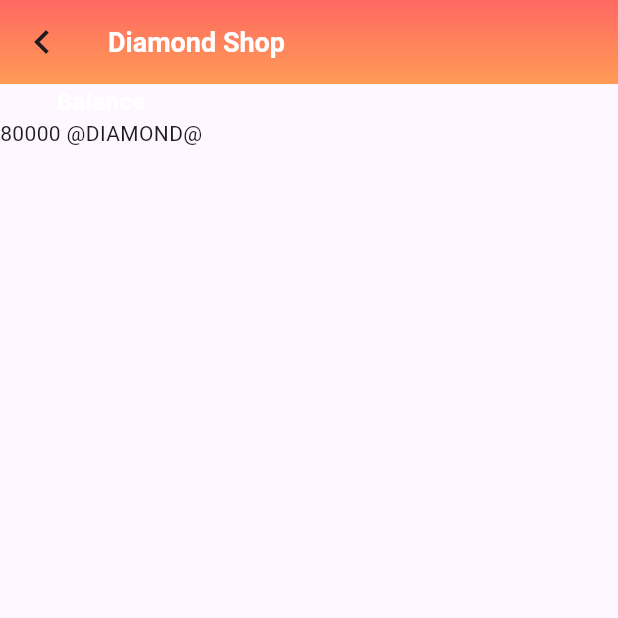
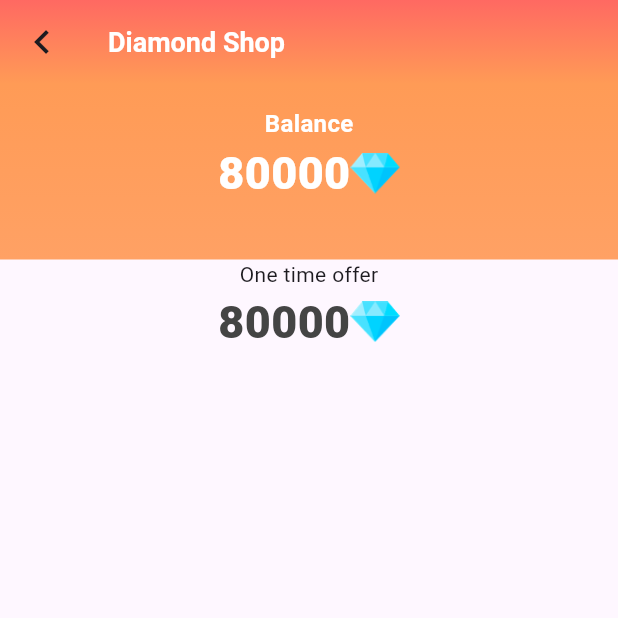
Before and after one commit to kitety/flutter_study, a Flutter app: the Diamond screen opened directly, on a phone screen of 412 x 824 dp, the top half of it. Run offline on Flutter 3.47's test engine with Material 3 defaults, Android fonts, the phone set to English and light mode, and no system bars; drawn by our look-alikes of easy_rich_text; our stand-ins replace badges, flutter_slidable, get; network calls fail.

Commit message:
feat: add popular card

```diff
--- a/lib/pages/diamond/diamond.dart
+++ b/lib/pages/diamond/diamond.dart
@@ -1,6 +1,7 @@
 import 'package:flutter/material.dart';
 import 'package:flutter_study/common/constant.dart';
 import 'package:flutter_study/pages/diamond/widgets/balance.dart';
+import 'package:flutter_study/pages/diamond/widgets/popular_card.dart';
 
 class Diamond extends StatelessWidget {
   const Diamond({Key? key}) : super(key: key);
@@ -9,6 +10,7 @@ class Diamond extends StatelessWidget {
   Widget build(BuildContext context) {
     return Scaffold(
         appBar: AppBar(
+          elevation: 0,
           flexibleSpace: Container(
             decoration: BoxDecoration(
               gradient: LinearGradient(
@@ -35,9 +37,11 @@ class Diamond extends StatelessWidget {
             },
           ),
         ),
+        // 后面需要替换为滚动组件
         body: const Column(
           children: [
             Balance(),
+            PopularCard(),
           ],
         ));
   }
--- a/lib/pages/diamond/widgets/balance.dart
+++ b/lib/pages/diamond/widgets/balance.dart
@@ -1,4 +1,3 @@
-import 'package:easy_rich_text/easy_rich_text.dart';
 import 'package:flutter/material.dart';
 import 'package:flutter_study/common/constant.dart';
 
@@ -7,25 +6,49 @@ class Balance extends StatelessWidget {
 
   @override
   Widget build(BuildContext context) {
-    return Column(
-      children: [
-        Text(
-          'Balance',
-          style: TitleText_16.copyWith(color: White_FFF),
+    return Container(
+      decoration: BoxDecoration(
+        gradient: LinearGradient(
+          colors: [
+            Color(0xFFFF9B56.toInt()),
+            Color(0xFFFFA164.toInt()),
+          ], // 渐变颜色数组
+          begin: Alignment.topCenter, // 渐变开始位置
+          end: Alignment.bottomCenter, // 渐变结束位置
         ),
-        buildBalanceCountWidget(),
-      ],
+      ),
+      child: Column(
+        children: [
+          const SizedBox(
+            height: 15,
+          ),
+          Text(
+            'Balance',
+            style: BodyText_16.copyWith(color: White_FFF),
+          ),
+          buildBalanceCountWidget(),
+          const SizedBox(
+            height: 36,
+          ),
+        ],
+      ),
     );
   }
 
-  EasyRichText buildBalanceCountWidget() {
-    const String balanceCountStr = '80000 @DIAMOND@';
-    return EasyRichText(
-      balanceCountStr,
-      patternList: [
-        EasyRichTextPattern(
-          targetString: '@DIAMOND@',
-          style: TextStyle(color: Colors.blue),
+  Row buildBalanceCountWidget() {
+    const int balanceCount = 80000;
+    return const Row(
+      // mainAxisSize: MainAxisSize.min,
+      mainAxisAlignment: MainAxisAlignment.center,
+      children: [
+        Text(
+          '80000',
+          style: TextStyle(
+              fontSize: 30.0, color: White_FFF, fontWeight: FontWeight.w900),
+        ),
+        Image(
+          image: AssetImage('images/stone.png'),
+          width: 33,
         ),
       ],
     );
--- /dev/null
+++ b/lib/pages/diamond/widgets/popular_card.dart
@@ -0,0 +1,32 @@
+import 'package:flutter/material.dart';
+import 'package:flutter_study/common/constant.dart';
+
+class PopularCard extends StatelessWidget {
+  const PopularCard({Key? key}) : super(key: key);
+
+  @override
+  Widget build(BuildContext context) {
+    return const Column(
+      children: [
+        Text('One time offer'),
+        Row(
+          // mainAxisSize: MainAxisSize.min,
+          mainAxisAlignment: MainAxisAlignment.center,
+          children: [
+            Text(
+              '80000',
+              style: TextStyle(
+                  fontSize: 30.0,
+                  color: Black_444,
+                  fontWeight: FontWeight.w900),
+            ),
+            Image(
+              image: AssetImage('images/stone.png'),
+              width: 33,
+            ),
+          ],
+        ),
+      ],
+    );
+  }
+}
```
